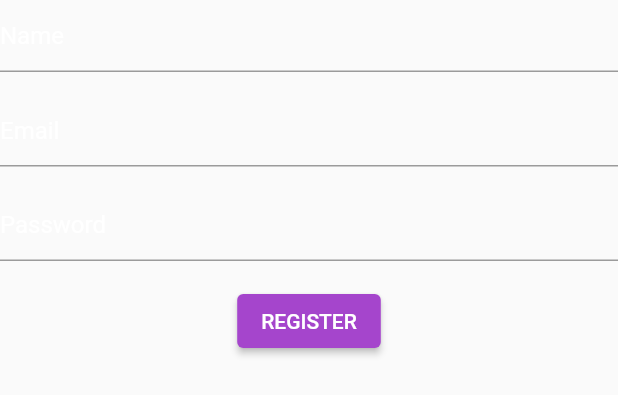
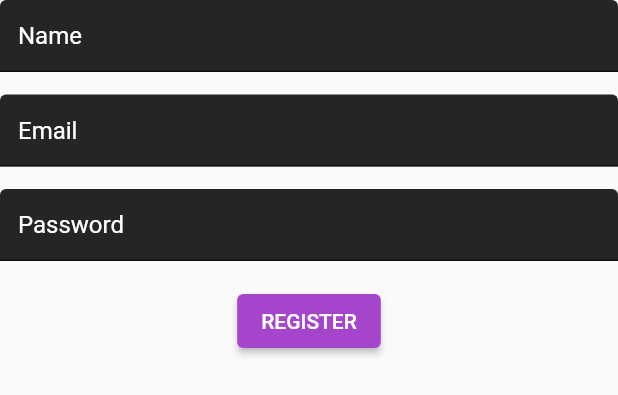
Before and after one commit to bakhtw1/Trifit, a Flutter app: the SignupForm widget shown alone on an empty page, opened directly, on a phone screen of 412 x 824 dp. Shown: the top 395 px of the screen. Run offline on Flutter 3.47's test engine with Material 2 defaults, Android fonts, the phone set to English and light mode, and no system bars; our stand-ins replace cloud_firestore, firebase_auth, firebase_core, fl_chart, syncfusion_flutter_datepicker; missing offline and left inert: dart:ffi; accounts and stored records are empty.

Commit message:
update login form field colours

```diff
--- a/lib/Screens/login.dart
+++ b/lib/Screens/login.dart
@@ -145,8 +145,12 @@ class LoginFormState extends State<LoginForm> {
         crossAxisAlignment: CrossAxisAlignment.start,
         children: [
           TextFormField(
-            decoration: const InputDecoration(
-                hintText: "Email", hintStyle: TextStyle(color: Colors.white)),
+            decoration: InputDecoration(
+                hintText: "Email",
+                hintStyle: const TextStyle(color: Colors.white),
+                filled: true,
+                fillColor: loginFormColor,
+                ),
             style: const TextStyle(color: Colors.white),
             controller: emailController,
             // The validator receives the text that the user has entered.
@@ -161,9 +165,12 @@ class LoginFormState extends State<LoginForm> {
           TextFormField(
             controller: passwordController,
             obscureText: true,
-            decoration: const InputDecoration(
+            decoration: InputDecoration(
                 hintText: "Password",
-                hintStyle: TextStyle(color: Colors.white)),
+                hintStyle: const TextStyle(color: Colors.white),
+                filled: true,
+                fillColor: loginFormColor,
+                ),
             style: const TextStyle(color: Colors.white),
             validator: (value) {
               if (value == null || value.isEmpty) {
@@ -196,7 +203,7 @@ class LoginFormState extends State<LoginForm> {
                           content: Container(
                             height: 20,
                             child: Center(
-                              child: Text("Failed to sign in: "+authErrorToString(e)),
+                              child: Text("Failed to sign in: " + authErrorToString(e)),
                             ),
                           ),
                           backgroundColor: trifitColor[900],
@@ -255,8 +262,12 @@ class SignupFormState extends State<SignupForm> {
         crossAxisAlignment: CrossAxisAlignment.start,
         children: [
           TextFormField(
-            decoration: const InputDecoration(
-                hintText: "Name", hintStyle: TextStyle(color: Colors.white)),
+            decoration: InputDecoration(
+                hintText: "Name",
+                hintStyle: const TextStyle(color: Colors.white),
+                filled: true,
+                fillColor: loginFormColor,
+                ),
             style: const TextStyle(color: Colors.white),
             controller: nameController,
             // The validator receives the text that the user has entered.
@@ -269,8 +280,12 @@ class SignupFormState extends State<SignupForm> {
           ),
           const SizedBox(height: 15),
           TextFormField(
-            decoration: const InputDecoration(
-                hintText: "Email", hintStyle: TextStyle(color: Colors.white)),
+            decoration: InputDecoration(
+                hintText: "Email",
+                hintStyle: const TextStyle(color: Colors.white),
+                filled: true,
+                fillColor: loginFormColor,
+                ),
             style: const TextStyle(color: Colors.white),
             controller: emailController,
             // The validator receives the text that the user has entered.
@@ -285,10 +300,12 @@ class SignupFormState extends State<SignupForm> {
           TextFormField(
             controller: passwordController,
             obscureText: true,
-            decoration: const InputDecoration(
+            decoration: InputDecoration(
                 hintText: "Password",
-                hintStyle: TextStyle(color: Colors.white)),
-            style: const TextStyle(color: Colors.white),
+                hintStyle: const TextStyle(color: Colors.white),
+                filled: true,
+                fillColor: loginFormColor,
+                ),            style: const TextStyle(color: Colors.white),
             validator: (value) {
               if (value == null || value.isEmpty || value.length < 6) {
                 return 'Password must be 6 or more characters';
--- a/lib/utilities/Styles.dart
+++ b/lib/utilities/Styles.dart
@@ -24,6 +24,7 @@ Map<int, Color> trifitColor = {
 };
 
 Color bgColor = Color.fromRGBO(31, 31, 31, 1);
+Color loginFormColor = Color.fromRGBO(37, 37, 37, 1);
 
 TextStyle homeCardTitleTextStyle = const TextStyle(
   fontSize: 24,
```
